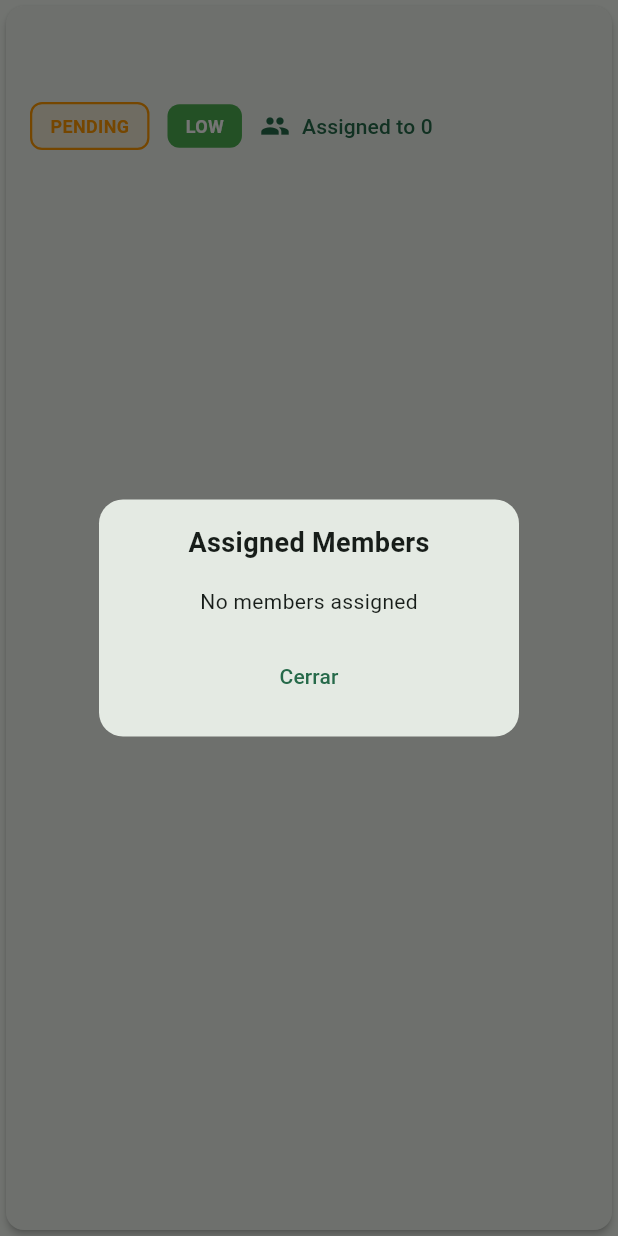
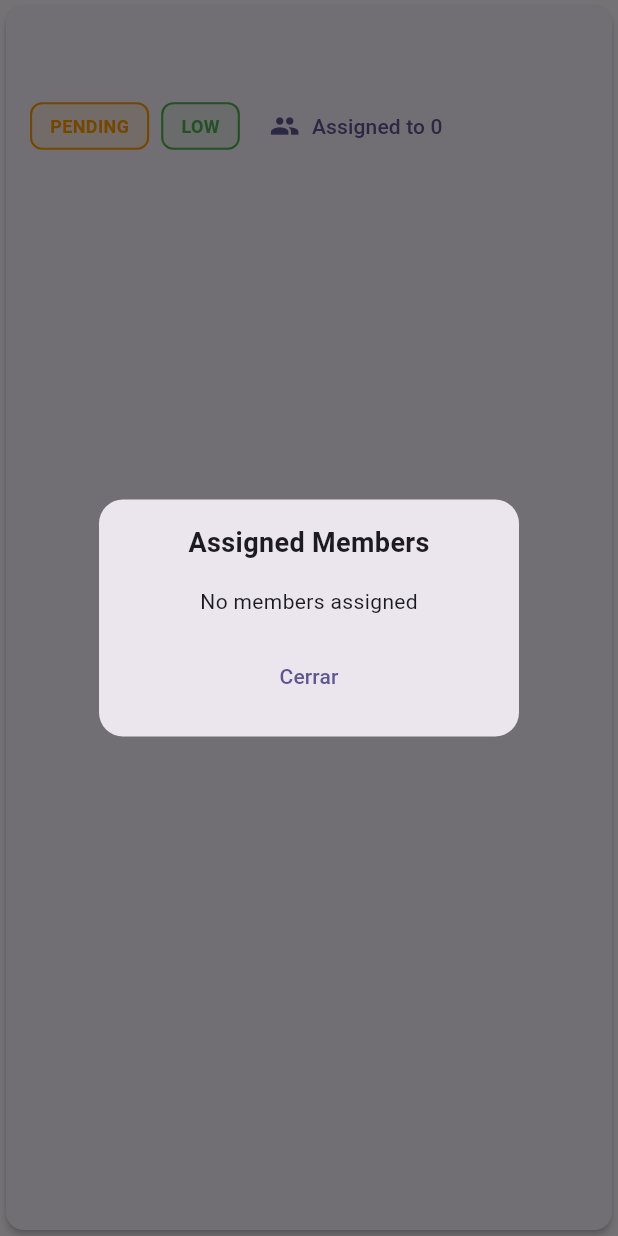
Before and after one commit to Alex-diaz00/task_manager, a Flutter app: the TaskCard widget shown alone on an empty page, opened directly with empty values, after a tap on an icon or button, on a phone screen of 412 x 824 dp. Run offline on Flutter 3.47's test engine with Material 3 defaults, Android fonts, the phone set to English and light mode, and no system bars; our stand-ins replace dartz, dio, equatable, flutter_dotenv, flutter_secure_storage, flutter_svg and 3 more; accounts and stored records are empty; network calls fail.

Commit message:
feat: introduce InfoChip widget for reusable status and priority display; refactor TaskCard to utilize InfoChip; update main theme to use Material 3

```diff
--- /dev/null
+++ b/lib/core/widgets/info_chip.dart
@@ -0,0 +1,51 @@
+import 'package:flutter/material.dart';
+
+/// A reusable, modern-looking chip to display lightweight information such as
+/// tags, status, priorities, etc.
+///
+/// The chip uses [backgroundColor] as a subtle container color (10% opacity)
+/// and draws a stronger outline with the same color for better visibility.
+class InfoChip extends StatelessWidget {
+  final String label;
+  final Color color;
+  final IconData? icon;
+  final EdgeInsetsGeometry padding;
+
+  const InfoChip({
+    super.key,
+    required this.label,
+    required this.color,
+    this.icon,
+    this.padding = const EdgeInsets.symmetric(horizontal: 12, vertical: 6),
+  });
+
+  @override
+  Widget build(BuildContext context) {
+    final background = color.withValues(alpha: 0.1);
+    return Container(
+      padding: padding,
+      decoration: BoxDecoration(
+        color: background,
+        borderRadius: BorderRadius.circular(8),
+        border: Border.all(color: color, width: 1.4),
+      ),
+      child: Row(
+        mainAxisSize: MainAxisSize.min,
+        children: [
+          if (icon != null) ...[
+            Icon(icon, color: color, size: 14),
+            const SizedBox(width: 4),
+          ],
+          Text(
+            label,
+            style: TextStyle(
+              color: color,
+              fontWeight: FontWeight.bold,
+              fontSize: 12,
+            ),
+          ),
+        ],
+      ),
+    );
+  }
+}
--- a/lib/features/task/presentation/widgets/task_card.dart
+++ b/lib/features/task/presentation/widgets/task_card.dart
@@ -1,6 +1,7 @@
 import 'package:flutter/material.dart';
 import 'package:task_manager/core/util/extensions/status_and_priority_extensions.dart';
 import 'package:task_manager/features/task/domain/entities/task.dart';
+import 'package:task_manager/core/widgets/info_chip.dart';
 
 class TaskCard extends StatelessWidget {
   final Task task;
@@ -68,38 +69,16 @@ class TaskCard extends StatelessWidget {
   Widget _buildStatusAndPriorityAndAssigneesButton(BuildContext context) {
     return Wrap(
       crossAxisAlignment: WrapCrossAlignment.center,
+      spacing: 8,
+      runSpacing: 4,
       children: [
-        Container(
-          padding: const EdgeInsets.symmetric(horizontal: 12, vertical: 6),
-          decoration: BoxDecoration(
-            color: _getStatusColor(task.status).withValues(alpha: 0.1),
-            borderRadius: BorderRadius.circular(8),
-            border: Border.all(color: _getStatusColor(task.status), width: 1.5),
-          ),
-          child: Text(
-            task.status.label.toUpperCase(),
-            style: TextStyle(
-              color: _getStatusColor(task.status),
-              fontWeight: FontWeight.bold,
-              fontSize: 12,
-            ),
-          ),
+        InfoChip(
+          label: task.status.label.toUpperCase(),
+          color: _getStatusColor(task.status),
         ),
-        const SizedBox(width: 12),
-        Container(
-          padding: const EdgeInsets.symmetric(horizontal: 12, vertical: 6),
-          decoration: BoxDecoration(
-            color: _getPriorityColor(task.priority),
-            borderRadius: BorderRadius.circular(8),
-          ),
-          child: Text(
-            task.priority.label.toUpperCase(),
-            style: const TextStyle(
-              color: Colors.white,
-              fontWeight: FontWeight.bold,
-              fontSize: 12,
-            ),
-          ),
+        InfoChip(
+          label: task.priority.label.toUpperCase(),
+          color: _getPriorityColor(task.priority),
         ),
         _buildAssigneesButton(context),
       ],
--- a/lib/features/task/presentation/widgets/task_form.dart
+++ b/lib/features/task/presentation/widgets/task_form.dart
@@ -244,7 +244,7 @@ class _TaskFormState extends State<TaskForm> {
                 subtitle: Obx(
                   () => Text('${_selectedMembers.length} selected'),
                 ),
-                trailing: const Icon(Icons.edit, size: 20, color: Colors.green,),
+                trailing: const Icon(Icons.edit, size: 20, color: Colors.green),
                 onTap: _showMembersSelectionDialog,
               ),
             ],
@@ -257,15 +257,9 @@ class _TaskFormState extends State<TaskForm> {
           child: const Text('Cancel'),
         ),
         Obx(
-          () => ElevatedButton(
-            style: ElevatedButton.styleFrom(
-              backgroundColor: Theme.of(context).primaryColor,
-            ),
+          () => TextButton(
             onPressed: _isLoading.value ? null : _submitForm,
-            child: Text(
-              widget.task == null ? 'Create' : 'Update',
-              style: const TextStyle(color: Colors.white),
-            ),
+            child: Text(widget.task == null ? 'Create' : 'Update'),
           ),
         ),
       ],
--- a/lib/main.dart
+++ b/lib/main.dart
@@ -16,6 +16,7 @@ import 'package:task_manager/features/auth/domain/usecases/sign_in_usecase.dart'
 import 'package:task_manager/features/auth/domain/usecases/sign_out.dart';
 import 'package:task_manager/features/auth/domain/usecases/sign_up_usecase.dart';
 import 'package:task_manager/features/auth/presentation/controllers/auth_controller.dart';
+import 'package:task_manager/core/util/constants.dart';
 import 'routes/app_pages.dart';
 
 void main() async {
@@ -71,7 +72,13 @@ class MyApp extends StatelessWidget {
       debugShowCheckedModeBanner: false,
       initialRoute: '/login',
       getPages: AppPages.pages,
-      theme: ThemeData(colorSchemeSeed: Colors.greenAccent),
+      theme: ThemeData(
+        useMaterial3: true,
+        colorScheme: ColorScheme.fromSeed(
+          seedColor: AppConstants.primaryColor,
+          brightness: Brightness.light,
+        ),
+      ),
     );
   }
 }
```
